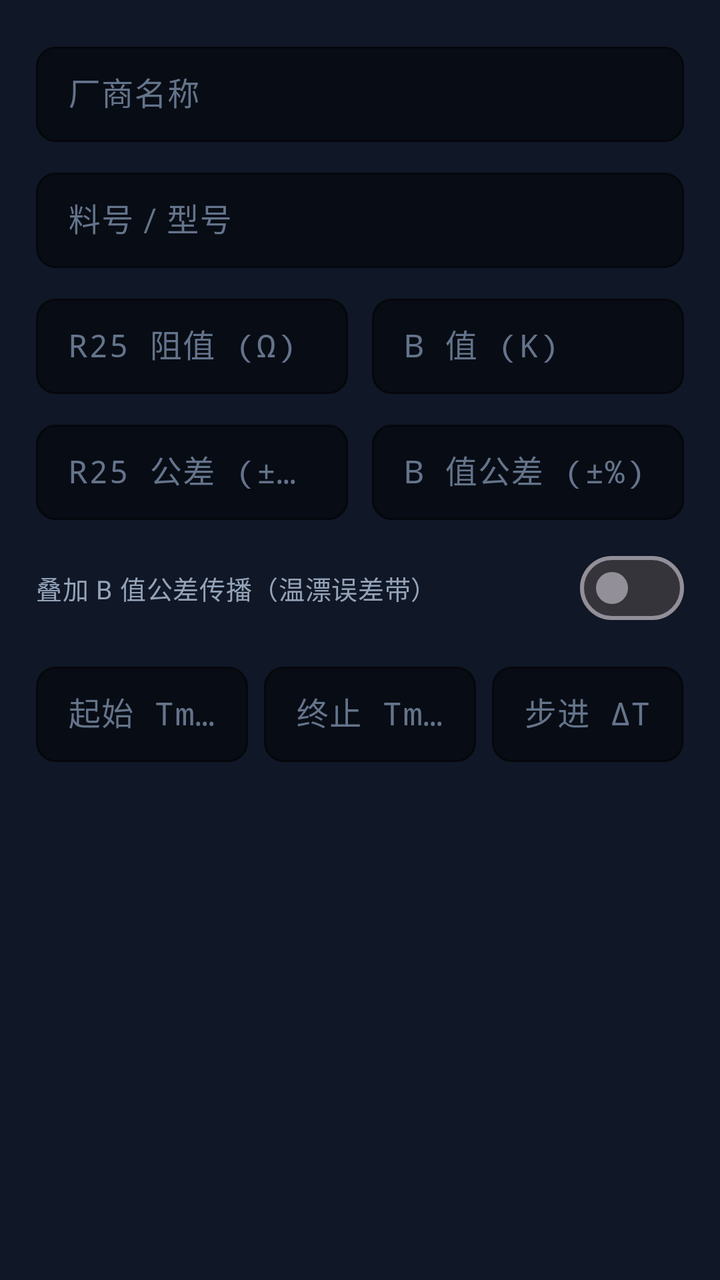
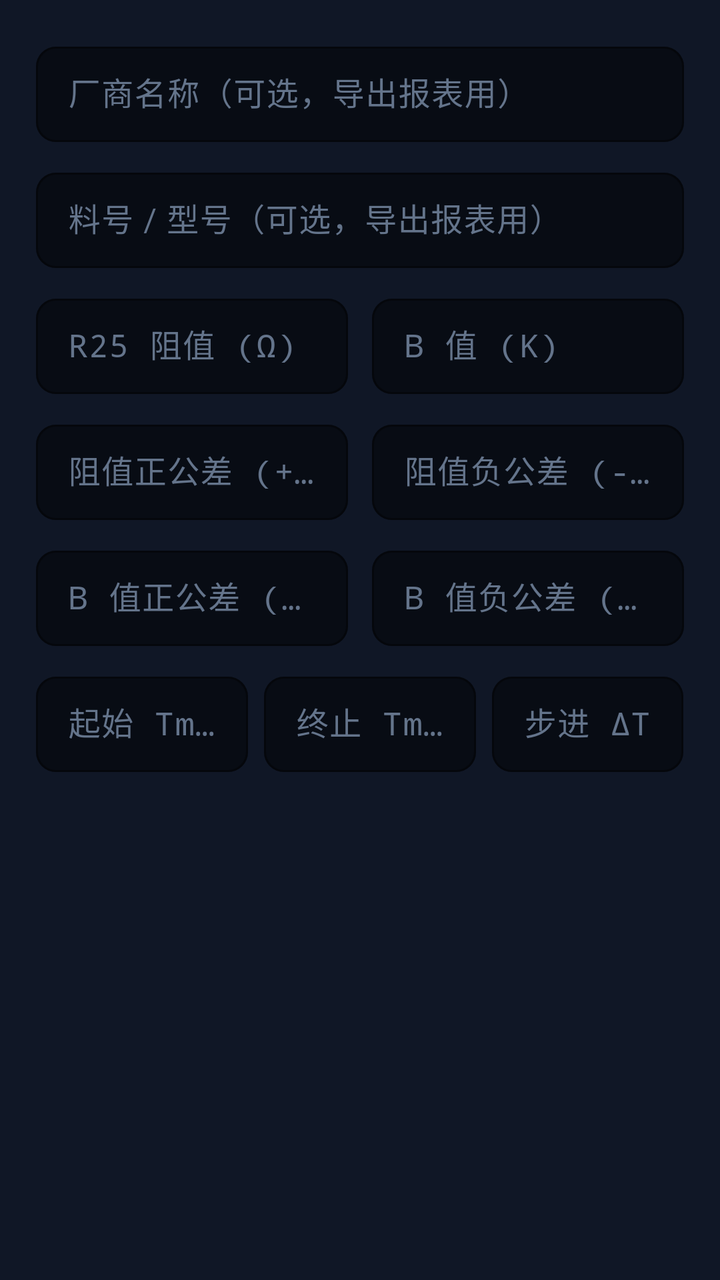

Two renders of the same Android screen: before a commit and after it. Below are the layout's source before the change and the commit's diff.
<!-- AndroidManifest.xml: application theme Theme.NtcRtPro -->
<!-- res/layout/dialog_params.xml -->
<?xml version="1.0" encoding="utf-8"?>
<ScrollView xmlns:android="http://schemas.android.com/apk/res/android"
    xmlns:app="http://schemas.android.com/apk/res-auto"
    android:layout_width="match_parent"
    android:layout_height="wrap_content"
    android:background="@color/lab_surface">

    <LinearLayout
        android:layout_width="match_parent"
        android:layout_height="wrap_content"
        android:orientation="vertical"
        android:padding="18dp">

        <com.google.android.material.textfield.TextInputLayout
            style="@style/LabInputLayout"
            android:layout_width="match_parent"
            android:layout_height="wrap_content"
            android:hint="厂商名称">
            <com.google.android.material.textfield.TextInputEditText
                android:id="@+id/etDlgManufacturer"
                android:layout_width="match_parent"
                android:layout_height="wrap_content"
                android:inputType="text"
                android:textColor="@color/lab_text_primary" />
        </com.google.android.material.textfield.TextInputLayout>

        <com.google.android.material.textfield.TextInputLayout
            style="@style/LabInputLayout"
            android:layout_width="match_parent"
            android:layout_height="wrap_content"
            android:layout_marginTop="10dp"
            android:hint="料号 / 型号">
            <com.google.android.material.textfield.TextInputEditText
                android:id="@+id/etDlgPartNumber"
                android:layout_width="match_parent"
                android:layout_height="wrap_content"
                android:inputType="text"
                android:textColor="@color/lab_text_primary" />
        </com.google.android.material.textfield.TextInputLayout>

        <LinearLayout
            android:layout_width="match_parent"
            android:layout_height="wrap_content"
            android:layout_marginTop="10dp"
            android:orientation="horizontal">

            <com.google.android.material.textfield.TextInputLayout
                style="@style/LabInputLayout"
                android:layout_width="0dp"
                android:layout_height="wrap_content"
                android:layout_marginEnd="6dp"
                android:layout_weight="1"
                android:hint="R25 阻值 (Ω)">
                <com.google.android.material.textfield.TextInputEditText
                    android:id="@+id/etDlgR25"
                    android:layout_width="match_parent"
                    android:layout_height="wrap_content"
                    android:fontFamily="monospace"
                    android:inputType="numberDecimal"
                    android:textColor="@color/lab_text_primary" />
            </com.google.android.material.textfield.TextInputLayout>

            <com.google.android.material.textfield.TextInputLayout
                style="@style/LabInputLayout"
                android:layout_width="0dp"
                android:layout_height="wrap_content"
                android:layout_marginStart="6dp"
                android:layout_weight="1"
                android:hint="B 值 (K)">
                <com.google.android.material.textfield.TextInputEditText
                    android:id="@+id/etDlgBValue"
                    android:layout_width="match_parent"
                    android:layout_height="wrap_content"
                    android:fontFamily="monospace"
                    android:inputType="numberDecimal"
                    android:textColor="@color/lab_text_primary" />
            </com.google.android.material.textfield.TextInputLayout>
        </LinearLayout>

        <LinearLayout
            android:layout_width="match_parent"
            android:layout_height="wrap_content"
            android:layout_marginTop="10dp"
            android:orientation="horizontal">

            <com.google.android.material.textfield.TextInputLayout
                style="@style/LabInputLayout"
                android:layout_width="0dp"
                android:layout_height="wrap_content"
                android:layout_marginEnd="6dp"
                android:layout_weight="1"
                android:hint="R25 公差 (±%)">
                <com.google.android.material.textfield.TextInputEditText
                    android:id="@+id/etDlgTolR"
                    android:layout_width="match_parent"
                    android:layout_height="wrap_content"
                    android:fontFamily="monospace"
                    android:inputType="numberDecimal"
                    android:textColor="@color/lab_text_primary" />
            </com.google.android.material.textfield.TextInputLayout>

            <com.google.android.material.textfield.TextInputLayout
                style="@style/LabInputLayout"
                android:layout_width="0dp"
                android:layout_height="wrap_content"
                android:layout_marginStart="6dp"
                android:layout_weight="1"
                android:hint="B 值公差 (±%)">
                <com.google.android.material.textfield.TextInputEditText
                    android:id="@+id/etDlgTolB"
                    android:layout_width="match_parent"
                    android:layout_height="wrap_content"
                    android:fontFamily="monospace"
                    android:inputType="numberDecimal"
                    android:textColor="@color/lab_text_primary" />
            </com.google.android.material.textfield.TextInputLayout>
        </LinearLayout>

        <com.google.android.material.materialswitch.MaterialSwitch
            android:id="@+id/swDlgIncludeB"
            android:layout_width="match_parent"
            android:layout_height="wrap_content"
            android:layout_marginTop="10dp"
            android:text="叠加 B 值公差传播（温漂误差带）"
            android:textColor="@color/lab_text_secondary"
            android:textSize="13sp" />

        <LinearLayout
            android:layout_width="match_parent"
            android:layout_height="wrap_content"
            android:layout_marginTop="10dp"
            android:orientation="horizontal">

            <com.google.android.material.textfield.TextInputLayout
                style="@style/LabInputLayout"
                android:layout_width="0dp"
                android:layout_height="wrap_content"
                android:layout_marginEnd="4dp"
                android:layout_weight="1"
                android:hint="起始 Tmin (℃)">
                <com.google.android.material.textfield.TextInputEditText
                    android:id="@+id/etDlgTMin"
                    android:layout_width="match_parent"
                    android:layout_height="wrap_content"
                    android:fontFamily="monospace"
                    android:inputType="numberDecimal|numberSigned"
                    android:textColor="@color/lab_text_primary" />
            </com.google.android.material.textfield.TextInputLayout>

            <com.google.android.material.textfield.TextInputLayout
                style="@style/LabInputLayout"
                android:layout_width="0dp"
                android:layout_height="wrap_content"
                android:layout_marginHorizontal="4dp"
                android:layout_weight="1"
                android:hint="终止 Tmax (℃)">
                <com.google.android.material.textfield.TextInputEditText
                    android:id="@+id/etDlgTMax"
                    android:layout_width="match_parent"
                    android:layout_height="wrap_content"
                    android:fontFamily="monospace"
                    android:inputType="numberDecimal|numberSigned"
                    android:textColor="@color/lab_text_primary" />
            </com.google.android.material.textfield.TextInputLayout>

            <com.google.android.material.textfield.TextInputLayout
                style="@style/LabInputLayout"
                android:layout_width="0dp"
                android:layout_height="wrap_content"
                android:layout_marginStart="4dp"
                android:layout_weight="0.9"
                android:hint="步进 ΔT">
                <com.google.android.material.textfield.TextInputEditText
                    android:id="@+id/etDlgTStep"
                    android:layout_width="match_parent"
                    android:layout_height="wrap_content"
                    android:fontFamily="monospace"
                    android:inputType="numberDecimal"
                    android:textColor="@color/lab_text_primary" />
            </com.google.android.material.textfield.TextInputLayout>
        </LinearLayout>

    </LinearLayout>
</ScrollView>
<!-- resources referenced by this layout -->
<resources>
  <color name="lab_surface">#101726</color>
  <color name="lab_text_primary">#F8FAFC</color>
  <color name="lab_text_secondary">#94A3B8</color>
  <style name="LabInputLayout" parent="Widget.Material3.TextInputLayout.OutlinedBox.Dense">
          <item name="boxBackgroundColor">@color/lab_bg</item>
          <item name="boxStrokeColor">@color/lab_border</item>
          <item name="hintTextColor">@color/lab_cyan</item>
          <item name="android:textColorHint">@color/lab_text_muted</item>
          <item name="boxCornerRadiusTopStart">10dp</item>
          <item name="boxCornerRadiusTopEnd">10dp</item>
          <item name="boxCornerRadiusBottomStart">10dp</item>
          <item name="boxCornerRadiusBottomEnd">10dp</item>
      </style>
  <style name="Theme.NtcRtPro" parent="Theme.Material3.Dark.NoActionBar">
          <item name="colorPrimary">@color/lab_cyan</item>
          <item name="colorOnPrimary">@color/lab_bg</item>
          <item name="colorSecondary">@color/lab_emerald</item>
          <item name="colorSurface">@color/lab_surface</item>
          <item name="android:colorBackground">@color/lab_bg</item>
          <item name="android:statusBarColor">@color/lab_bg</item>
          <item name="android:navigationBarColor">@color/lab_surface</item>
          <item name="android:windowLightStatusBar">false</item>
      </style>
  <color name="lab_bg">#080C14</color>
  <color name="lab_border">#1E293B</color>
  <color name="lab_cyan">#00E5FF</color>
  <color name="lab_text_muted">#64748B</color>
  <color name="lab_emerald">#10B981</color>
</resources>

<!-- the commit's change to res/layout/dialog_params.xml (unified diff, before → after) -->
@@ -1,6 +1,5 @@
 <?xml version="1.0" encoding="utf-8"?>
 <ScrollView xmlns:android="http://schemas.android.com/apk/res/android"
-    xmlns:app="http://schemas.android.com/apk/res-auto"
     android:layout_width="match_parent"
     android:layout_height="wrap_content"
     android:background="@color/lab_surface">
@@ -15,7 +14,7 @@
             style="@style/LabInputLayout"
             android:layout_width="match_parent"
             android:layout_height="wrap_content"
-            android:hint="厂商名称">
+            android:hint="厂商名称（可选，导出报表用）">
             <com.google.android.material.textfield.TextInputEditText
                 android:id="@+id/etDlgManufacturer"
                 android:layout_width="match_parent"
@@ -29,7 +28,7 @@
             android:layout_width="match_parent"
             android:layout_height="wrap_content"
             android:layout_marginTop="10dp"
-            android:hint="料号 / 型号">
+            android:hint="料号 / 型号（可选，导出报表用）">
             <com.google.android.material.textfield.TextInputEditText
                 android:id="@+id/etDlgPartNumber"
                 android:layout_width="match_parent"
@@ -89,9 +88,9 @@
                 android:layout_height="wrap_content"
                 android:layout_marginEnd="6dp"
                 android:layout_weight="1"
-                android:hint="R25 公差 (±%)">
-                <com.google.android.material.textfield.TextInputEditText
-                    android:id="@+id/etDlgTolR"
+                android:hint="阻值正公差 (+%)">
+                <com.google.android.material.textfield.TextInputEditText
+                    android:id="@+id/etDlgTolRPlus"
                     android:layout_width="match_parent"
                     android:layout_height="wrap_content"
                     android:fontFamily="monospace"
@@ -105,25 +104,55 @@
                 android:layout_height="wrap_content"
                 android:layout_marginStart="6dp"
                 android:layout_weight="1"
-                android:hint="B 值公差 (±%)">
-                <com.google.android.material.textfield.TextInputEditText
-                    android:id="@+id/etDlgTolB"
-                    android:layout_width="match_parent"
-                    android:layout_height="wrap_content"
-                    android:fontFamily="monospace"
-                    android:inputType="numberDecimal"
-                    android:textColor="@color/lab_text_primary" />
-            </com.google.android.material.textfield.TextInputLayout>
-        </LinearLayout>
-
-        <com.google.android.material.materialswitch.MaterialSwitch
-            android:id="@+id/swDlgIncludeB"
-            android:layout_width="match_parent"
-            android:layout_height="wrap_content"
-            android:layout_marginTop="10dp"
-            android:text="叠加 B 值公差传播（温漂误差带）"
-            android:textColor="@color/lab_text_secondary"
-            android:textSize="13sp" />
+                android:hint="阻值负公差 (-%)">
+                <com.google.android.material.textfield.TextInputEditText
+                    android:id="@+id/etDlgTolRMinus"
+                    android:layout_width="match_parent"
+                    android:layout_height="wrap_content"
+                    android:fontFamily="monospace"
+                    android:inputType="numberDecimal"
+                    android:textColor="@color/lab_text_primary" />
+            </com.google.android.material.textfield.TextInputLayout>
+        </LinearLayout>
+
+        <LinearLayout
+            android:layout_width="match_parent"
+            android:layout_height="wrap_content"
+            android:layout_marginTop="10dp"
+            android:orientation="horizontal">
+
+            <com.google.android.material.textfield.TextInputLayout
+                style="@style/LabInputLayout"
+                android:layout_width="0dp"
+                android:layout_height="wrap_content"
+                android:layout_marginEnd="6dp"
+                android:layout_weight="1"
+                android:hint="B 值正公差 (+%)">
+                <com.google.android.material.textfield.TextInputEditText
+                    android:id="@+id/etDlgTolBPlus"
+                    android:layout_width="match_parent"
+                    android:layout_height="wrap_content"
+                    android:fontFamily="monospace"
+                    android:inputType="numberDecimal"
+                    android:textColor="@color/lab_text_primary" />
+            </com.google.android.material.textfield.TextInputLayout>
+
+            <com.google.android.material.textfield.TextInputLayout
+                style="@style/LabInputLayout"
+                android:layout_width="0dp"
+                android:layout_height="wrap_content"
+                android:layout_marginStart="6dp"
+                android:layout_weight="1"
+                android:hint="B 值负公差 (-%)">
+                <com.google.android.material.textfield.TextInputEditText
+                    android:id="@+id/etDlgTolBMinus"
+                    android:layout_width="match_parent"
+                    android:layout_height="wrap_content"
+                    android:fontFamily="monospace"
+                    android:inputType="numberDecimal"
+                    android:textColor="@color/lab_text_primary" />
+            </com.google.android.material.textfield.TextInputLayout>
+        </LinearLayout>
 
         <LinearLayout
             android:layout_width="match_parent"
<!-- resource entries referenced after the edit -->
@@ -2,7 +2,6 @@
 <resources>
   <color name="lab_surface">#101726</color>
   <color name="lab_text_primary">#F8FAFC</color>
-  <color name="lab_text_secondary">#94A3B8</color>
   <style name="LabInputLayout" parent="Widget.Material3.TextInputLayout.OutlinedBox.Dense">
           <item name="boxBackgroundColor">@color/lab_bg</item>
           <item name="boxStrokeColor">@color/lab_border</item>
